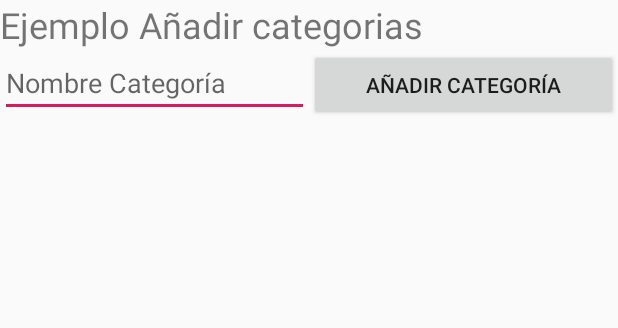
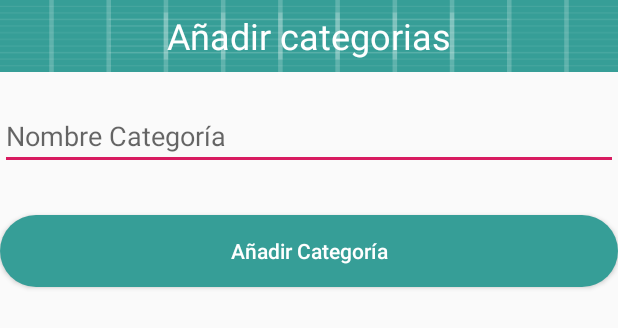
Before and after one commit to ecreyes/CCompra, an Android app: the layout fragment_categoria.xml on its own in the app's theme, with its tools: preview values and no code run, on a phone screen of 412 x 824 dp. Shown: the top 328 px of the screen. Run offline under Robolectric (Android 15) with nearby library versions, the phone set to English and light mode, and no system bars.

Commit message:
cambio anadir tienda y categoria

```diff
--- a/app/src/main/res/layout/fragment_agregar_tienda.xml
+++ b/app/src/main/res/layout/fragment_agregar_tienda.xml
@@ -17,14 +17,14 @@
 
         <TextView
             android:layout_width="match_parent"
-            android:layout_height="wrap_content"
+            android:layout_height="50dp"
             android:background="#028577"
             android:gravity="center"
             android:text="@string/a_adir_tienda"
             android:textColor="#FFFF"
             android:textSize="24sp"
 
-            />
+            tools:background="@drawable/ic_launcher_background" />
 
         <android.support.v7.widget.CardView
             android:layout_width="match_parent"
--- a/app/src/main/res/layout/fragment_categoria.xml
+++ b/app/src/main/res/layout/fragment_categoria.xml
@@ -6,42 +6,46 @@
     tools:context=".CategoriaFragment">
 
     <!-- TODO: Update blank fragment layout -->
-    <LinearLayout
-        xmlns:android="http://schemas.android.com/apk/res/android"
+    <LinearLayout xmlns:android="http://schemas.android.com/apk/res/android"
         xmlns:tools="http://schemas.android.com/tools"
         android:layout_width="match_parent"
         android:layout_height="match_parent"
         android:orientation="vertical"
         tools:context=".MainActivity">
-    <TextView
-        android:layout_width="match_parent"
-        android:layout_height="wrap_content"
-        android:text="Ejemplo Añadir categorias"
-        android:textSize="24sp"
-        />
 
-    <LinearLayout
-        android:layout_width="match_parent"
-        android:layout_height="wrap_content"
-        android:orientation="horizontal"
-        >
+        <TextView
+            android:layout_width="match_parent"
+            android:layout_height="48dp"
+            android:background="#028577"
+            android:gravity="center"
+            android:text="Añadir categorias"
+            android:textColor="#FFFF"
+            android:textSize="24sp"
+            tools:background="@drawable/ic_launcher_background" />
 
-        <EditText
+        <LinearLayout
             android:layout_width="match_parent"
             android:layout_height="wrap_content"
-            android:layout_weight="1"
-            android:id="@+id/et_categoria"
-            android:hint="Nombre Categoría"
-            />
+            android:orientation="horizontal">
+
+            <EditText
+                android:id="@+id/et_categoria"
+                android:layout_width="354dp"
+                android:layout_height="wrap_content"
+                android:layout_marginTop="20dp"
+                android:layout_marginBottom="30dp"
+                android:layout_weight="1"
+                android:hint="Nombre Categoría" />
+
+        </LinearLayout>
 
         <Button
+            android:id="@+id/btn_categoria"
             android:layout_width="match_parent"
             android:layout_height="wrap_content"
+            android:background="@drawable/button_selector"
             android:text="Añadir Categoría"
-            android:id="@+id/btn_categoria"
-            android:layout_weight="1"
-            />
-
-    </LinearLayout>
+            android:textAllCaps="false"
+            android:textColor="#FFFF" />
     </LinearLayout>
 </FrameLayout>
--- a/app/src/main/res/layout/nav_header_navigation_drawer.xml
+++ b/app/src/main/res/layout/nav_header_navigation_drawer.xml
@@ -17,6 +17,7 @@
         android:id="@+id/imageView"
         android:layout_width="214dp"
         android:layout_height="130dp"
+        android:layout_marginTop="10dp"
         android:contentDescription="@string/nav_header_desc"
         android:paddingTop="@dimen/nav_header_vertical_spacing"
         app:srcCompat="@mipmap/ic_launcher_round"
```
